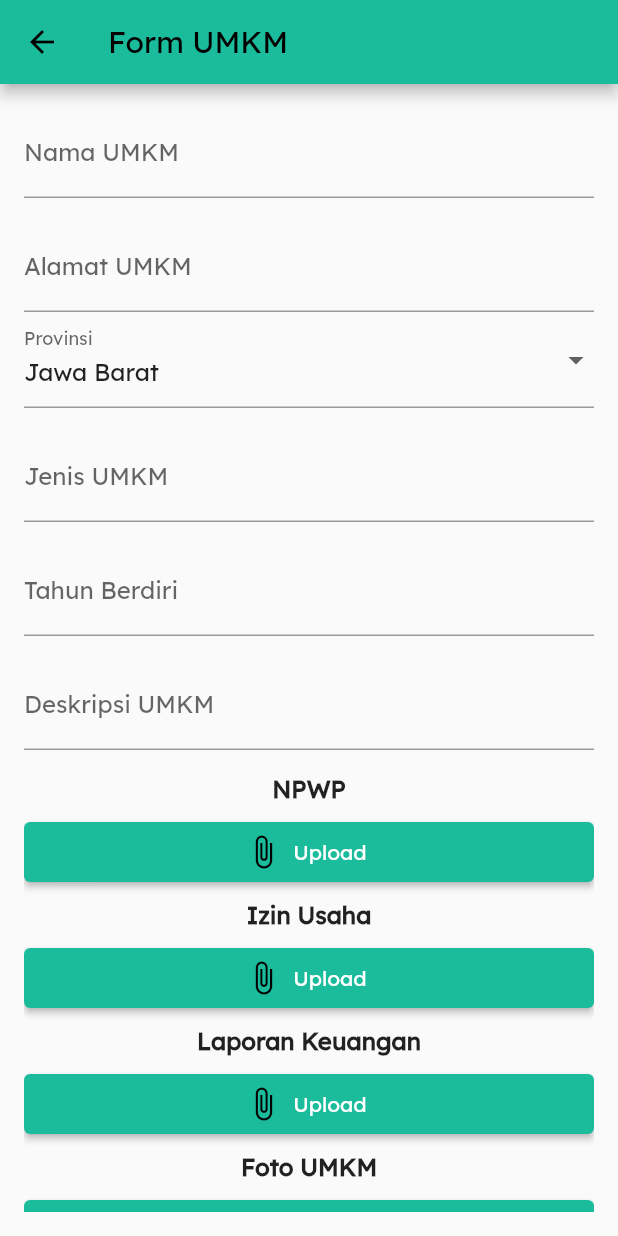
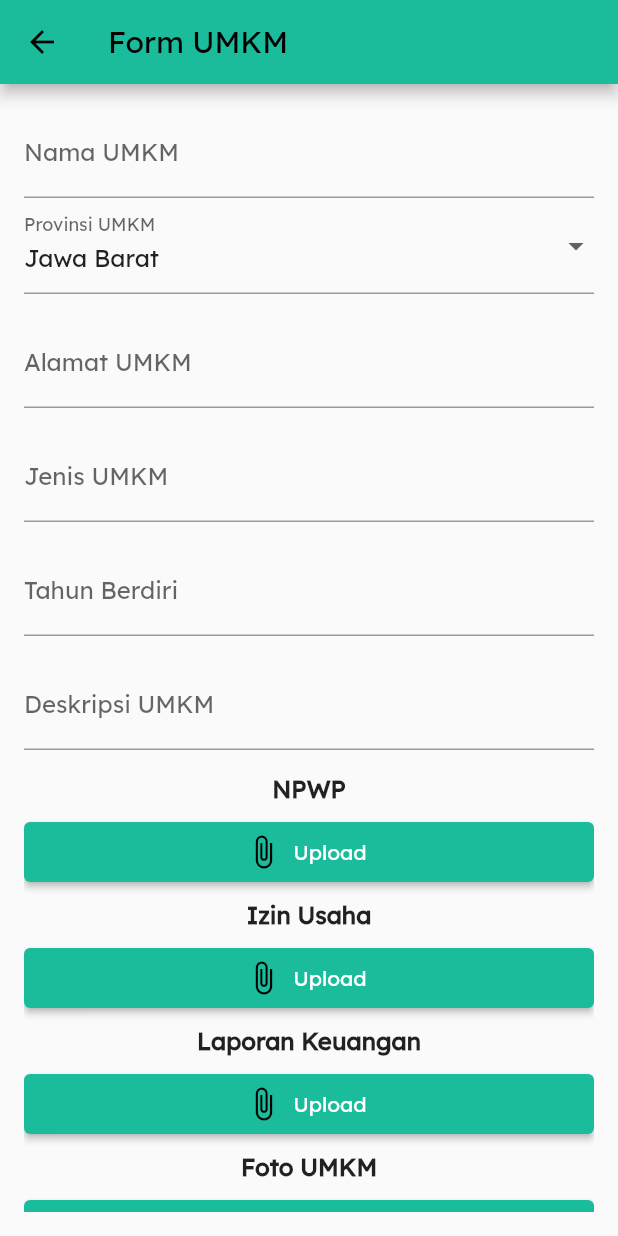
Before and after one commit to najmharani/P2P-Lending-UMKM-Kelompok-4-Pemrograman-Visual, a Flutter app: the RegisterBorrowerNextPage screen opened directly, on a phone screen of 412 x 824 dp. Run offline on Flutter 3.47's test engine with Material 2 defaults, Android fonts, the phone set to English and light mode, and no system bars; our stand-ins replace flutter_bloc, shared_preferences; accounts and stored records are empty.

Commit message:
form_umkm_update

```diff
--- a/lib/landing_page/pages/form_umkm.dart
+++ b/lib/landing_page/pages/form_umkm.dart
@@ -208,13 +208,6 @@ class _RegisterBorrowerNextPageState extends State<RegisterBorrowerNextPage> {
                 labelText: 'Nama UMKM',
               ),
             ),
-            SizedBox(height: 16.0),
-            TextField(
-              controller: alamatUmkmController,
-              decoration: InputDecoration(
-                labelText: 'Alamat UMKM',
-              ),
-            ),
             DropdownButtonFormField<String>(
               value: selectedProvinsi,
               onChanged: (newValue) {
@@ -229,7 +222,14 @@ class _RegisterBorrowerNextPageState extends State<RegisterBorrowerNextPage> {
                 );
               }).toList(),
               decoration: InputDecoration(
-                labelText: 'Provinsi',
+                labelText: 'Provinsi UMKM',
+              ),
+            ),
+            SizedBox(height: 16.0),
+            TextField(
+              controller: alamatUmkmController,
+              decoration: InputDecoration(
+                labelText: 'Alamat UMKM',
               ),
             ),
             SizedBox(height: 16.0),
```
